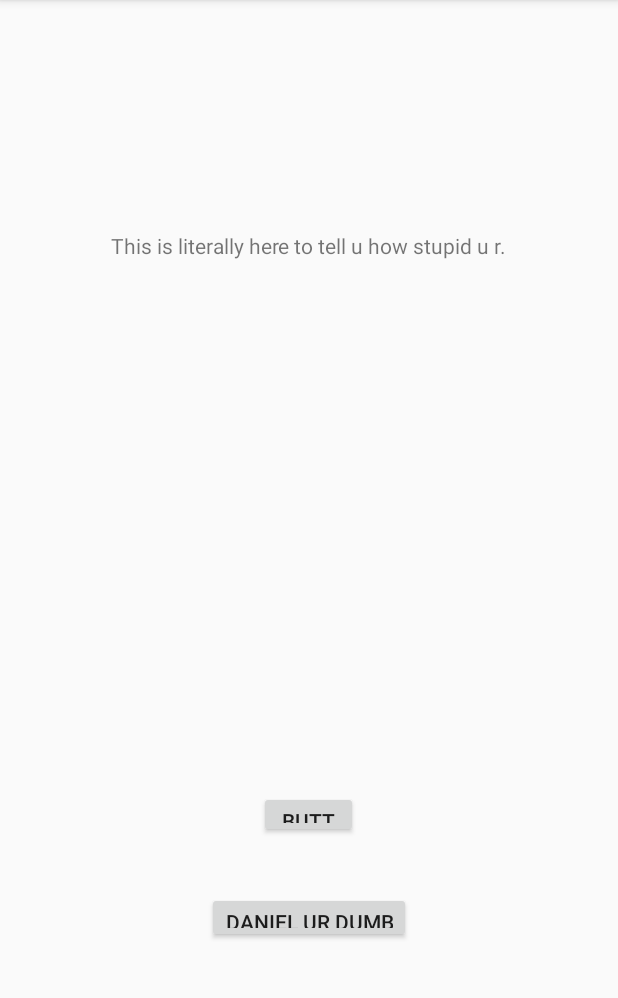
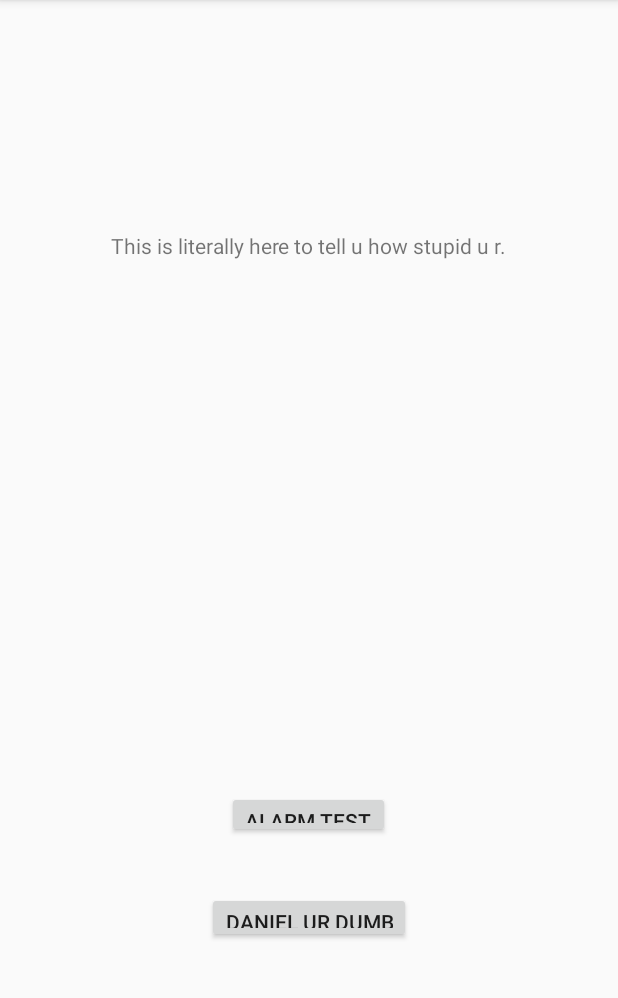
Before and after one commit to wflms20110333/EZAlarm, an Android app: the screen it shows after launch (MainActivity), on a phone screen of 412 x 824 dp, the part 84-1082 px from its top. Run offline under Robolectric (Android 15) with nearby library versions, the phone set to English and light mode, and no system bars.

Commit message:
alarm setting finished

```diff
--- a/app/src/main/java/com/example/elizabethzou/hackmit/MainActivity.java
+++ b/app/src/main/java/com/example/elizabethzou/hackmit/MainActivity.java
@@ -22,9 +22,9 @@ import static android.provider.AlarmClock.ACTION_SET_ALARM;
 
 public class MainActivity extends AppCompatActivity implements View.OnClickListener {
 
-    Button button;
-    Button button2;
+    Button button; //button for calender
     Cursor cursor;
+    Button button2; //button for alarm
     Long time = null; //time for earliest event
     Long prelay = new Long("18000000"); //default morning routine time
 
--- a/app/src/main/res/layout/activity_main.xml
+++ b/app/src/main/res/layout/activity_main.xml
@@ -30,11 +30,11 @@
 
     <Button
         android:id="@+id/button2"
-        android:layout_width="66dp"
+        android:layout_width="wrap_content"
         android:layout_height="31dp"
         android:layout_alignParentBottom="true"
         android:layout_centerHorizontal="true"
         android:layout_marginBottom="209dp"
-        android:text="Button" />
+        android:text="Alarm Test" />
 
 </RelativeLayout>
```
